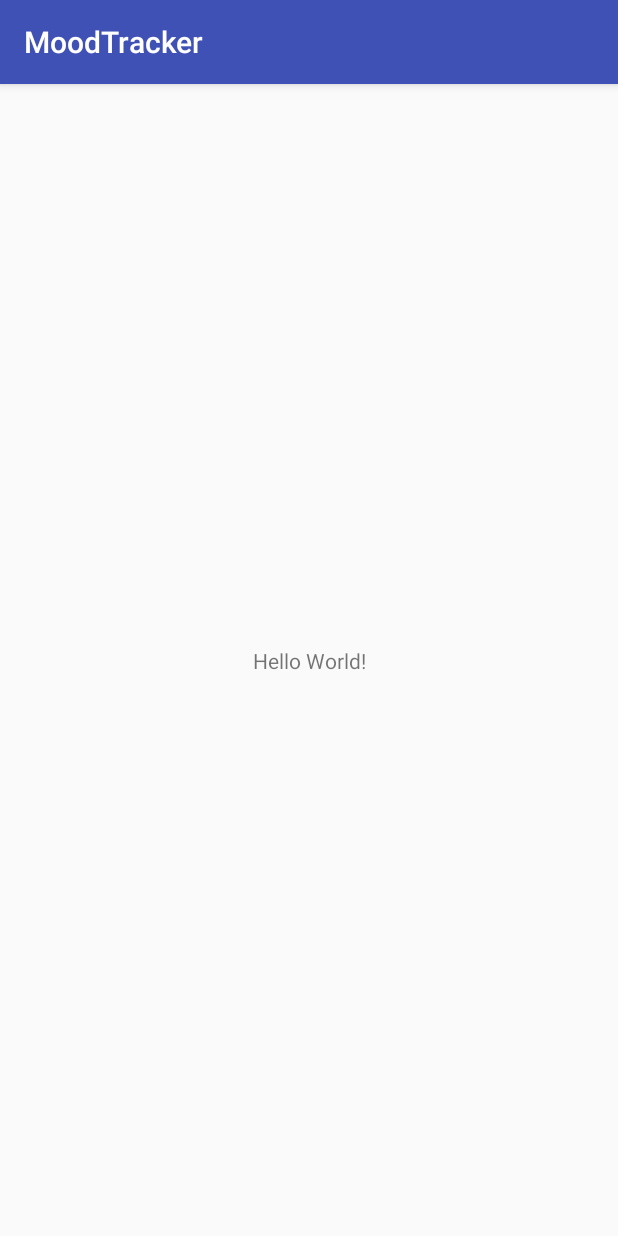
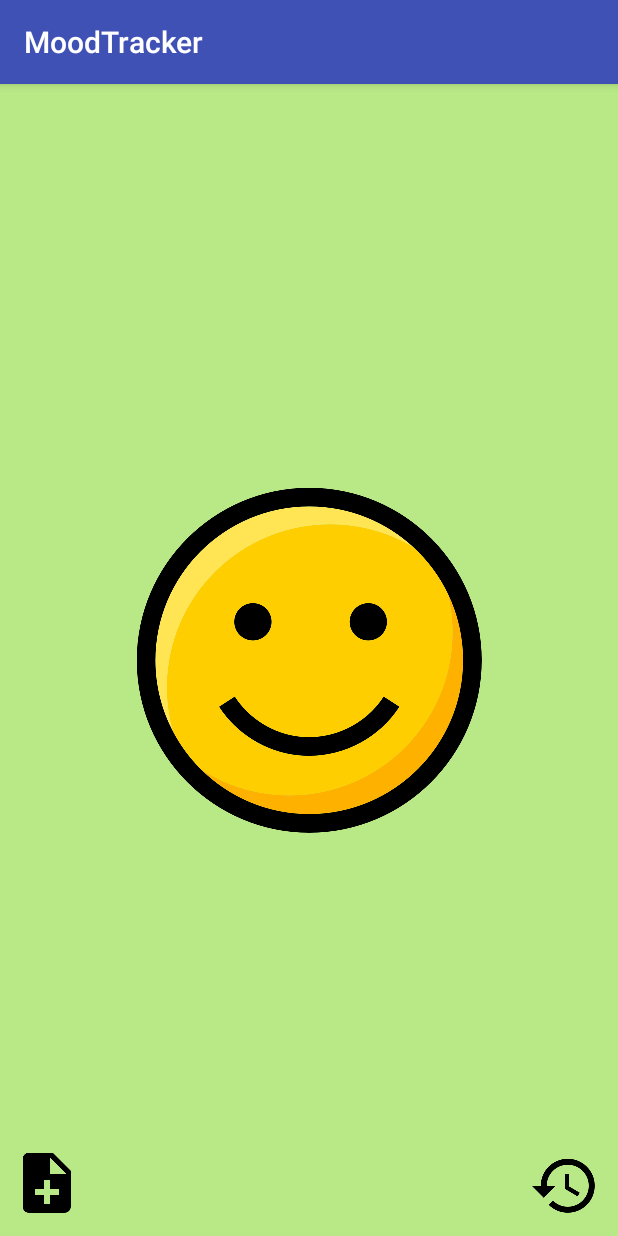
Before and after one commit to Taiviv/MoodTracker, an Android app: the screen it shows after launch (MainActivity), on a phone screen of 412 x 824 dp. Run offline under Robolectric (Android 15) with nearby library versions, the phone set to English and light mode, and no system bars.

Commit message:
Change activity_main.xml

```diff
--- a/app/src/main/res/layout/activity_main.xml
+++ b/app/src/main/res/layout/activity_main.xml
@@ -2,17 +2,42 @@
 <android.support.constraint.ConstraintLayout xmlns:android="http://schemas.android.com/apk/res/android"
     xmlns:app="http://schemas.android.com/apk/res-auto"
     xmlns:tools="http://schemas.android.com/tools"
+    android:id="@+id/main_activity_background"
     android:layout_width="match_parent"
     android:layout_height="match_parent"
-    tools:context=".MainActivity">
+    android:background="@color/light_sage"
+    tools:ignore="ContentDescription"
+    tools:context="com.chartier.virginie.moodtracker.MainActivity">
 
-    <TextView
+    <ImageView
+        android:id="@+id/main_activity_img"
         android:layout_width="wrap_content"
         android:layout_height="wrap_content"
-        android:text="Hello World!"
+        android:background="@null"
+        android:src="@drawable/smiley_happy"
+        app:layout_constraintTop_toTopOf="parent"
         app:layout_constraintBottom_toBottomOf="parent"
         app:layout_constraintLeft_toLeftOf="parent"
-        app:layout_constraintRight_toRightOf="parent"
-        app:layout_constraintTop_toTopOf="parent" />
+        app:layout_constraintRight_toRightOf="parent" />
+
+    <ImageButton
+        android:id="@+id/main_activity_comment"
+        android:layout_width="wrap_content"
+        android:layout_height="wrap_content"
+        android:layout_margin="15dp"
+        android:background="@null"
+        android:src="@drawable/ic_note_add_black"
+        app:layout_constraintStart_toStartOf="parent"
+        app:layout_constraintBottom_toBottomOf="parent" />
+
+    <ImageButton
+        android:id="@+id/main_activity_history"
+        android:layout_width="wrap_content"
+        android:layout_height="wrap_content"
+        android:layout_margin="15dp"
+        android:background="@null"
+        android:src="@drawable/ic_history_black"
+        app:layout_constraintBottom_toBottomOf="parent"
+        app:layout_constraintEnd_toEndOf="parent" />
 
 </android.support.constraint.ConstraintLayout>
```
